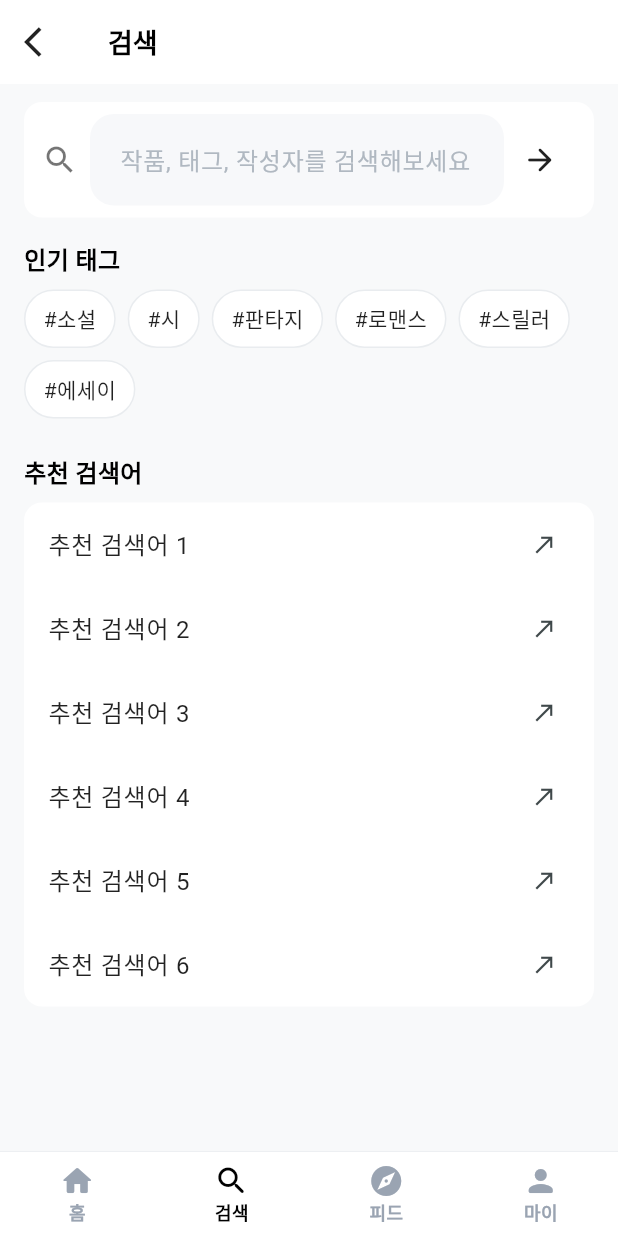
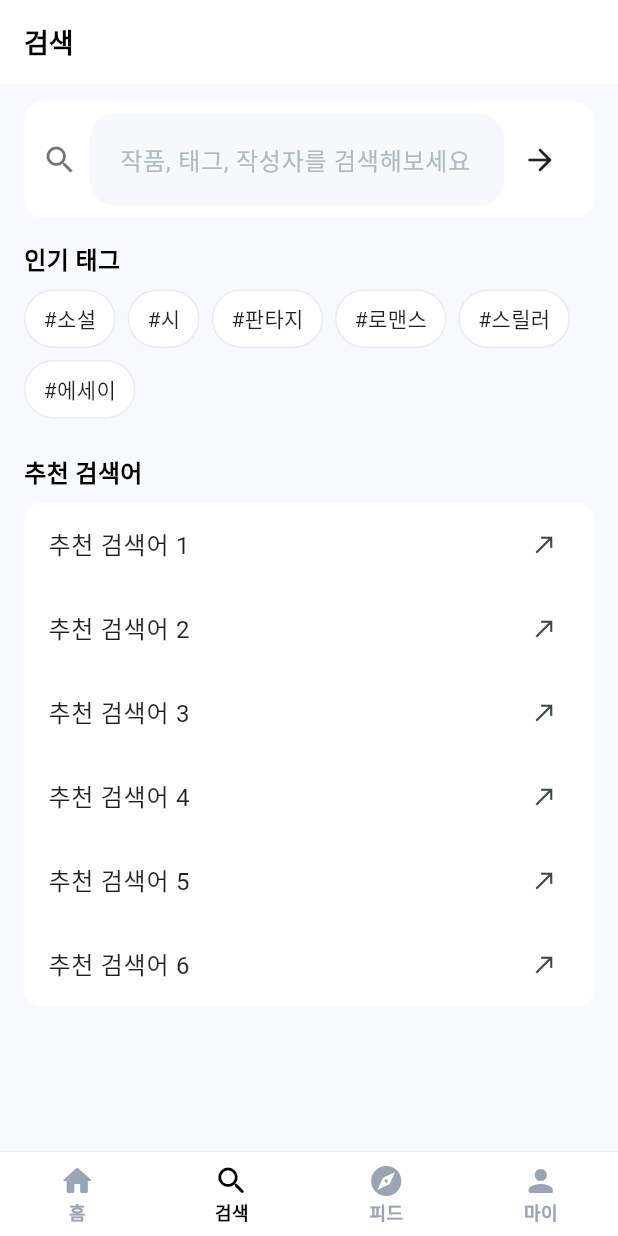
Before and after one commit to devsoob/once-upon-a-line, a Flutter app: the SearchPage screen opened by its route, on a phone screen of 412 x 824 dp. Run offline on Flutter 3.47's test engine with Material 3 defaults, Android fonts, the phone set to English and light mode, and no system bars; our stand-ins replace cloud_firestore, firebase_auth, firebase_core, get_it, go_router, google_fonts and 2 more; accounts and stored records are empty; network calls fail; Roboto replaces fonts that are missing (Pretendard).

Commit message:
Delete: icon

```diff
--- a/lib/features/feed/presentation/pages/feed_page.dart
+++ b/lib/features/feed/presentation/pages/feed_page.dart
@@ -16,11 +16,11 @@ class FeedPage extends StatelessWidget {
           backgroundColor: Colors.white,
           elevation: 0,
           centerTitle: false,
+          automaticallyImplyLeading: false,
           title: const Text(
             '피드',
             style: TextStyle(fontSize: 18, fontWeight: FontWeight.w600, color: Color(0xFF1C1C1E)),
           ),
-          titleSpacing: 20,
           bottom: PreferredSize(
             preferredSize: const Size.fromHeight(48),
             child: Container(
--- a/lib/features/my_stories/presentation/pages/my_stories_page.dart
+++ b/lib/features/my_stories/presentation/pages/my_stories_page.dart
@@ -128,6 +128,7 @@ class _MyStoriesPageState extends State<MyStoriesPage> {
         backgroundColor: Colors.white,
         elevation: 0,
         centerTitle: false,
+        automaticallyImplyLeading: false,
         title: const Text(
           '마이',
           style: TextStyle(fontSize: 18, fontWeight: FontWeight.w700, color: Colors.black),
--- a/lib/features/search/presentation/pages/search_page.dart
+++ b/lib/features/search/presentation/pages/search_page.dart
@@ -22,14 +22,10 @@ class SearchPage extends StatelessWidget {
         backgroundColor: Colors.white,
         elevation: 0,
         centerTitle: false,
+        automaticallyImplyLeading: false,
         title: const Text(
           '검색',
           style: TextStyle(fontSize: 18, fontWeight: FontWeight.w700, color: Colors.black),
-        ),
-        titleSpacing: 16,
-        leading: IconButton(
-          icon: const Icon(Icons.arrow_back_ios, color: Colors.black87),
-          onPressed: () => Navigator.of(context).pop(),
         ),
       ),
       body: ListView(
```
